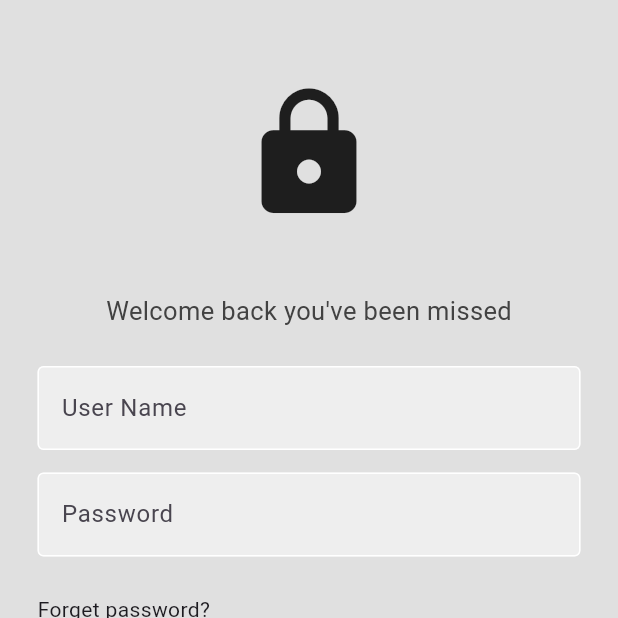
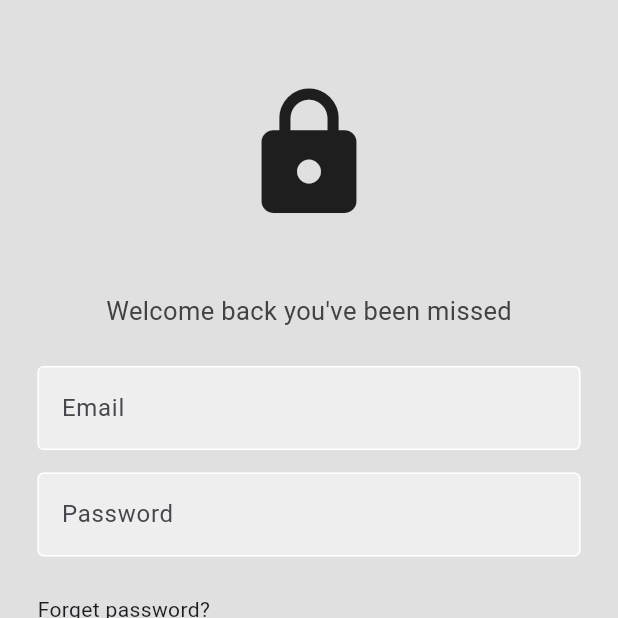
Before and after one commit to Nishith-S/AuthenticationXFirebase, a Flutter app: the screen it shows after launch, on a phone screen of 412 x 824 dp, the top half of it. Run offline on Flutter 3.47's test engine with Material 3 defaults, Android fonts, the phone set to English and light mode, and no system bars; our stand-ins replace firebase_auth, firebase_core; accounts and stored records are empty.

Commit message:
Added an auth_page

```diff
--- a/lib/main.dart
+++ b/lib/main.dart
@@ -1,5 +1,5 @@
+import 'package:authxfirebase/pages/auth_page.dart';
 import 'package:flutter/material.dart';
-import 'pages/login_page.dart';
 import 'package:firebase_core/firebase_core.dart';
 import 'firebase_options.dart';
 
@@ -19,7 +19,7 @@
   Widget build(BuildContext context) {
     return const MaterialApp(
       debugShowCheckedModeBanner: false,
-      home: LogInPage(),
+      home: AuthPage(),
     );
   }
 }
--- /dev/null
+++ b/lib/pages/auth_page.dart
@@ -0,0 +1,24 @@
+import 'package:authxfirebase/pages/login_page.dart';
+import 'package:firebase_auth/firebase_auth.dart';
+import 'package:flutter/material.dart';
+import 'home_page.dart';
+
+class AuthPage extends StatelessWidget {
+  const AuthPage({super.key});
+
+  @override
+  Widget build(BuildContext context) {
+    return Scaffold(
+      body: StreamBuilder<User?>(
+        stream: FirebaseAuth.instance.authStateChanges(),
+        builder: (context, snapshot) {
+          if(snapshot.hasData) {
+            return const HomePage();
+          } else {
+            return const LogInPage();
+          }
+        },
+      ),
+    );
+  }
+}
--- a/lib/pages/login_page.dart
+++ b/lib/pages/login_page.dart
@@ -11,7 +11,7 @@
 }
 
 class _LogInPageState extends State<LogInPage> {
-  final TextEditingController _userNameController = TextEditingController();
+  final TextEditingController _emailController = TextEditingController();
   final TextEditingController _passwordController = TextEditingController();
 
   void signUserIn() {}
@@ -49,8 +49,8 @@
                   height: 25,
                 ),
                 MyTextField(
-                  controller: _userNameController,
-                  hintText: 'User Name',
+                  controller: _emailController,
+                  hintText: 'Email',
                   obscureText: false,
                 ),
 
--- a/pubspec.yaml
+++ b/pubspec.yaml
@@ -36,6 +36,7 @@
   # Use with the CupertinoIcons class for iOS style icons.
   cupertino_icons: ^1.0.6
   firebase_core: ^3.1.1
+  firebase_auth: ^5.1.1
 
 dev_dependencies:
   flutter_test:
```
Also changed, not shown: lib/pages/home_page.dart (added, +19 -0 lines), pubspec.lock, 3 other files.
